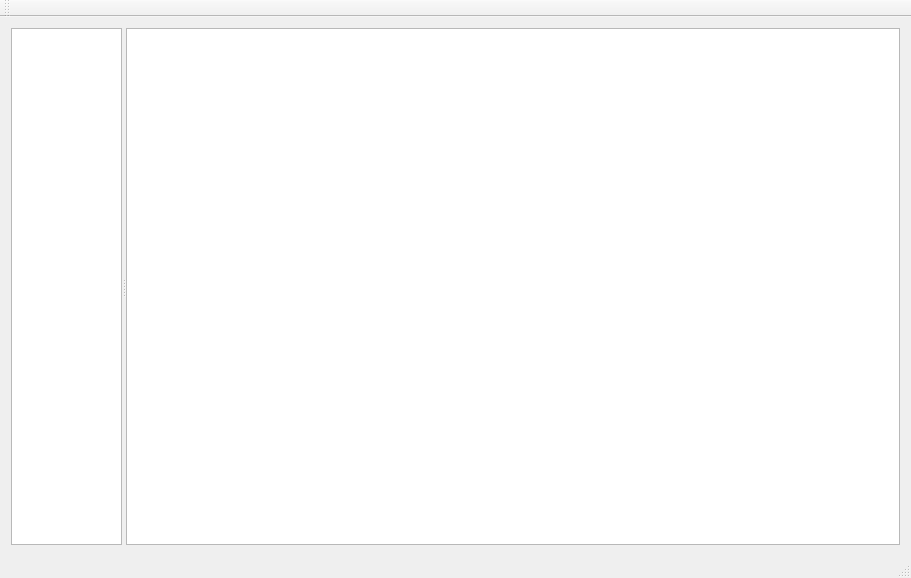
Before: the Qt Designer form mainwindow.ui in alexzk1/astroed, drawn with Qt 5.
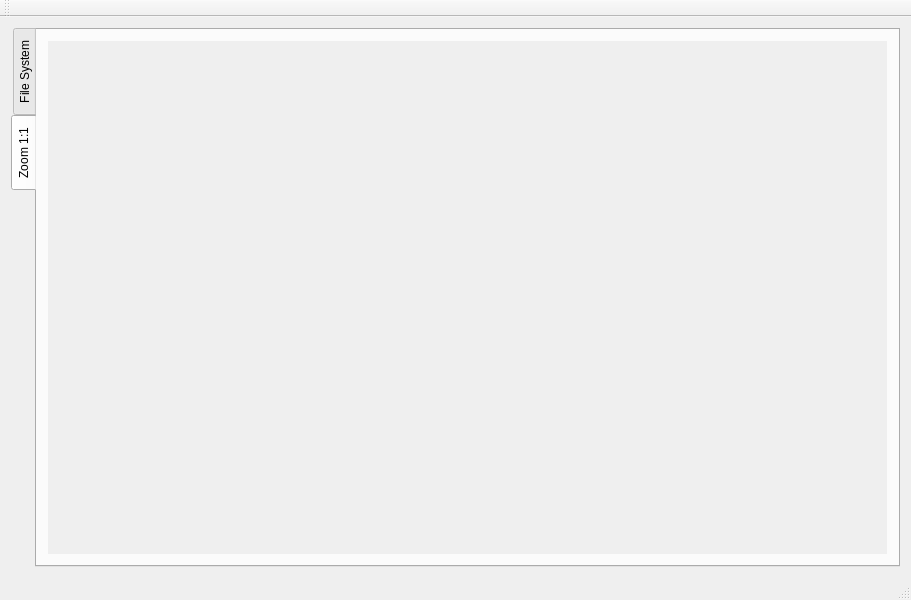
After: the same form once the commit is applied. Icons and pictures are not drawn. Custom widgets are drawn as their Qt base class.

Commit message: added zoomed view of file

Patch:
```diff
--- a/mainwindow.ui
+++ b/mainwindow.ui
@@ -7,7 +7,7 @@
     <x>0</x>
     <y>0</y>
     <width>911</width>
-    <height>578</height>
+    <height>600</height>
    </rect>
   </property>
   <property name="windowTitle">
@@ -20,6 +20,22 @@
   <widget class="QWidget" name="centralWidget">
    <layout class="QVBoxLayout" name="verticalLayout">
     <item>
+     <widget class="QTabWidget" name="tabsWidget">
+      <property name="tabPosition">
+       <enum>QTabWidget::West</enum>
+      </property>
+      <property name="currentIndex">
+       <number>1</number>
+      </property>
+      <widget class="QWidget" name="tabFiles">
+       <property name="focusPolicy">
+        <enum>Qt::StrongFocus</enum>
+       </property>
+       <attribute name="title">
+        <string>File System</string>
+       </attribute>
+       <layout class="QVBoxLayout" name="verticalLayout_2">
+        <item>
      <widget class="QSplitter" name="splitter">
       <property name="orientation">
        <enum>Qt::Horizontal</enum>
@@ -69,6 +85,58 @@
        <property name="sortingEnabled">
         <bool>false</bool>
        </property>
+          </widget>
+         </widget>
+        </item>
+       </layout>
+      </widget>
+      <widget class="QWidget" name="tabZoomed">
+       <attribute name="title">
+        <string>Zoom 1:1</string>
+       </attribute>
+       <layout class="QVBoxLayout" name="verticalLayout_3">
+        <item>
+         <widget class="QScrollArea" name="scrollAreaZoom">
+          <property name="frameShape">
+           <enum>QFrame::NoFrame</enum>
+          </property>
+          <property name="frameShadow">
+           <enum>QFrame::Plain</enum>
+          </property>
+          <property name="widgetResizable">
+           <bool>true</bool>
+          </property>
+          <widget class="QWidget" name="scrollAreaWidgetContents">
+           <property name="geometry">
+            <rect>
+             <x>0</x>
+             <y>0</y>
+             <width>845</width>
+             <height>500</height>
+            </rect>
+           </property>
+           <layout class="QVBoxLayout" name="verticalLayout_4">
+            <item>
+             <widget class="QLabel" name="lblZoomPix">
+              <property name="sizePolicy">
+               <sizepolicy hsizetype="Expanding" vsizetype="Expanding">
+                <horstretch>0</horstretch>
+                <verstretch>0</verstretch>
+               </sizepolicy>
+              </property>
+              <property name="text">
+               <string/>
+              </property>
+              <property name="scaledContents">
+               <bool>true</bool>
+              </property>
+             </widget>
+            </item>
+           </layout>
+          </widget>
+         </widget>
+        </item>
+       </layout>
       </widget>
      </widget>
     </item>
```
Lines whose indentation alone changed are shown as unchanged. The commit also changes 10 other files.
